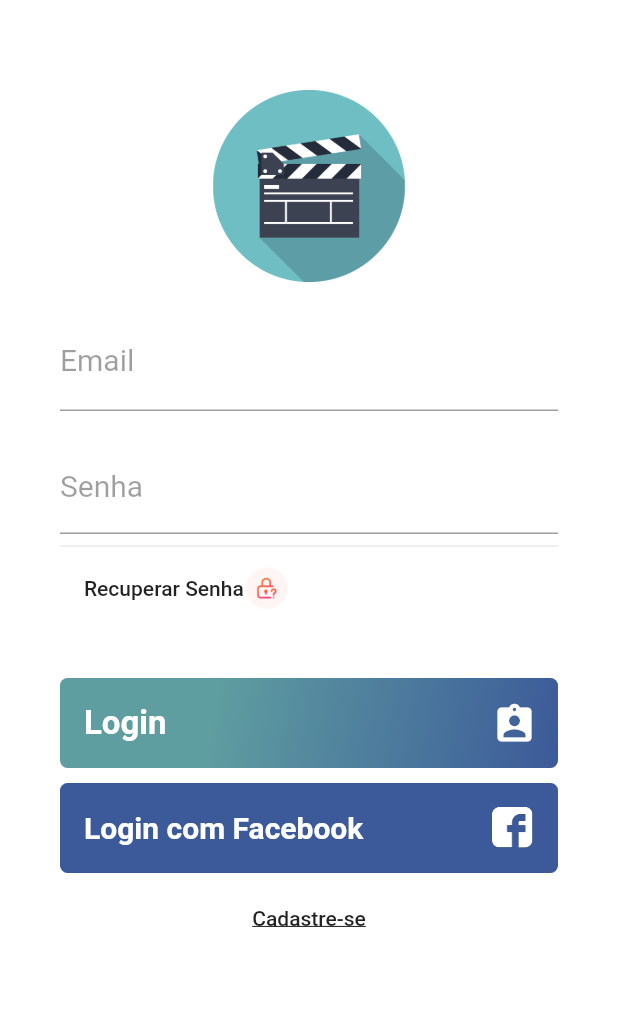
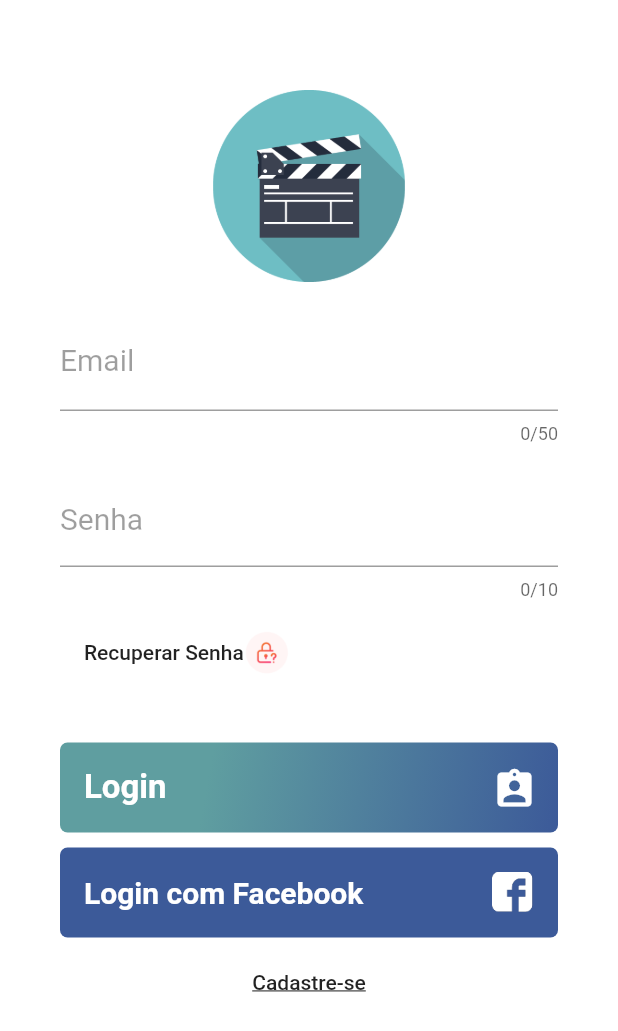
Before and after one commit to MatheusMontanha/BuscaCine_app, a Flutter app: the screen it shows after launch, on a phone screen of 412 x 824 dp. Shown: the top 1031 px of the screen. Run offline on Flutter 3.47's test engine with Material 2 defaults, Android fonts, the phone set to English and light mode, and no system bars; our stand-ins replace dio, flutter_money_formatter, google_maps_flutter, location, shared_preferences.

Commit message:
Quantidade de caracteres limitada em determinados campos

```diff
--- a/lib/src/Pages/Home/login_page.dart
+++ b/lib/src/Pages/Home/login_page.dart
@@ -1,5 +1,6 @@
 import 'package:dio/dio.dart';
 import 'package:flutter/material.dart';
+import 'package:flutter/services.dart';
 import 'package:flutter_app/src/Models/post_token.dart';
 import 'package:flutter_app/src/Pages/Home/opcoes_BuscaCine.dart';
 import 'package:shared_preferences/shared_preferences.dart';
@@ -82,6 +83,8 @@ class _LoginPageState extends State<LoginPage> {
               ),
               TextFormField(
                 keyboardType: TextInputType.emailAddress,
+                maxLength: 50,
+                maxLengthEnforced: true,
                 //initialValue: "eve.holt@reqres.in",
                 validator: EmailFieldValidator.validate,
                 controller: emailController,
@@ -99,6 +102,8 @@ class _LoginPageState extends State<LoginPage> {
                 height: 20,
               ),
               TextFormField(
+                maxLength: 10,
+                maxLengthEnforced: true,
                 keyboardType: TextInputType.text,
                 validator: PasswordFieldValidator.validate,
                 obscureText: true,
@@ -113,7 +118,9 @@ class _LoginPageState extends State<LoginPage> {
                   ),
                 ),
               ),
-              Divider(),
+              SizedBox(
+                height: 15,
+              ),
               Container(
                 height: 40,
                 child: FlatButton(
--- a/lib/src/Pages/Pesquisa/busca_filmes_cartaz.dart
+++ b/lib/src/Pages/Pesquisa/busca_filmes_cartaz.dart
@@ -53,6 +53,8 @@ class _BuscaFilmeCartazState extends State<BuscaFilmeCartaz> {
       appBar: AppBar(
         backgroundColor: corPrimaria,
         title: TextField(
+          maxLength: 50,
+          maxLengthEnforced: true,
           autofocus: true,
           controller: newTaskCtrl,
           keyboardType: TextInputType.text,
```
